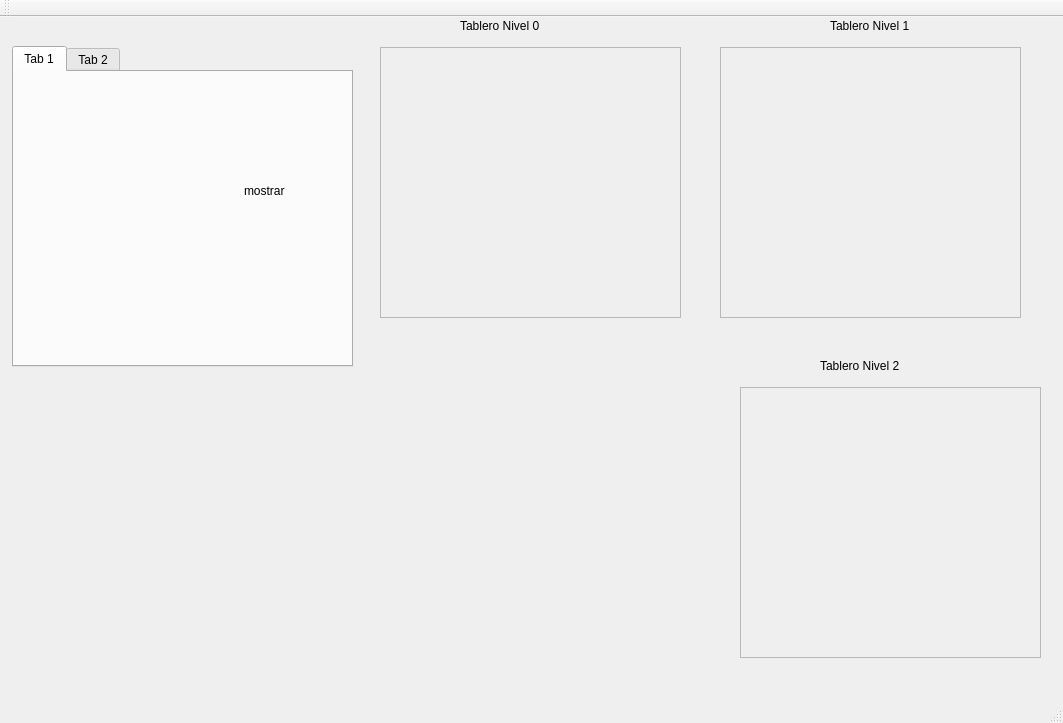
Above: mainwindow.ui from EduardoGarcia360/EDDProyecto1 before the change. Below: the same form after it.
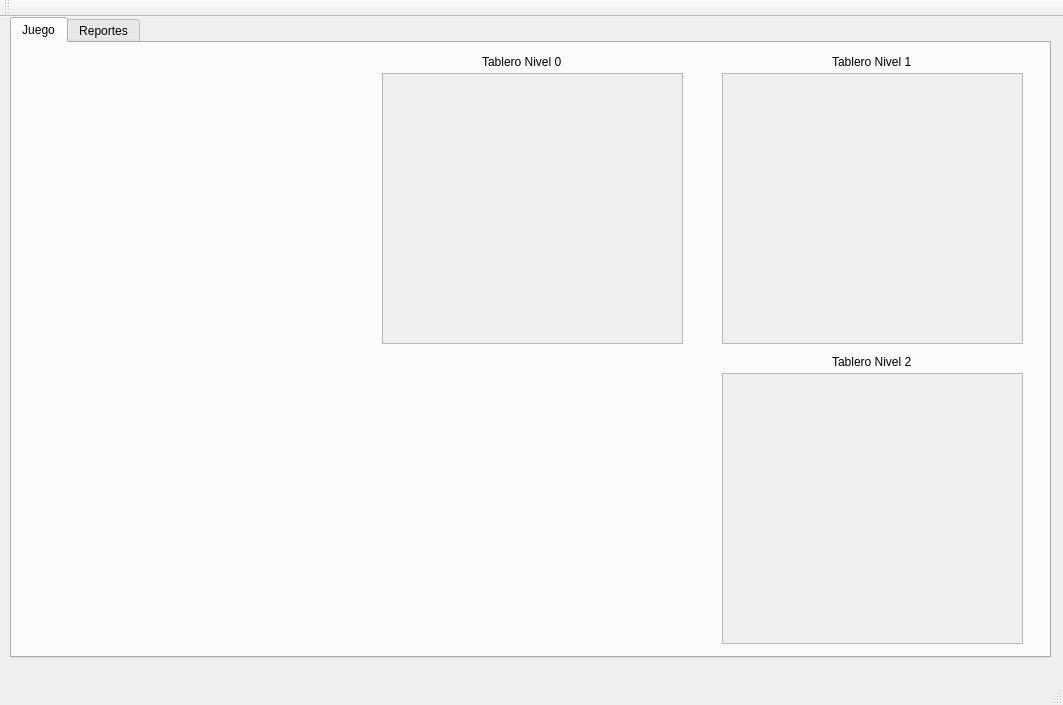
That is the form after the change. The open tabs and pages were chosen to show the change.

```diff
--- a/mainwindow.ui
+++ b/mainwindow.ui
@@ -7,56 +7,33 @@
     <x>0</x>
     <y>0</y>
     <width>1063</width>
-    <height>723</height>
+    <height>705</height>
    </rect>
   </property>
   <property name="windowTitle">
    <string>MainWindow</string>
   </property>
   <widget class="QWidget" name="centralWidget">
-   <widget class="QLabel" name="label">
+   <widget class="QTabWidget" name="cosa">
     <property name="geometry">
      <rect>
-      <x>460</x>
+      <x>10</x>
       <y>0</y>
-      <width>141</width>
-      <height>17</height>
+      <width>1041</width>
+      <height>641</height>
      </rect>
     </property>
-    <property name="text">
-     <string>Tablero Nivel 0</string>
+    <property name="currentIndex">
+     <number>0</number>
     </property>
-   </widget>
-   <widget class="QLabel" name="label_2">
-    <property name="geometry">
-     <rect>
-      <x>830</x>
-      <y>0</y>
-      <width>141</width>
-      <height>17</height>
-     </rect>
-    </property>
-    <property name="text">
-     <string>Tablero Nivel 1</string>
-    </property>
-   </widget>
-   <widget class="QLabel" name="label_3">
-    <property name="geometry">
-     <rect>
-      <x>820</x>
-      <y>340</y>
-      <width>141</width>
-      <height>17</height>
-     </rect>
-    </property>
-    <property name="text">
-     <string>Tablero Nivel 2</string>
-    </property>
-   </widget>
+    <widget class="QWidget" name="tab">
+     <attribute name="title">
+      <string>Juego</string>
+     </attribute>
    <widget class="QScrollArea" name="tablero0">
     <property name="geometry">
      <rect>
-      <x>380</x>
+        <x>370</x>
       <y>30</y>
       <width>301</width>
       <height>271</height>
@@ -76,10 +53,23 @@
      </property>
     </widget>
    </widget>
+     <widget class="QLabel" name="label">
+      <property name="geometry">
+       <rect>
+        <x>470</x>
+        <y>10</y>
+        <width>141</width>
+        <height>17</height>
+       </rect>
+      </property>
+      <property name="text">
+       <string>Tablero Nivel 0</string>
+      </property>
+     </widget>
    <widget class="QScrollArea" name="tablero1">
     <property name="geometry">
      <rect>
-      <x>720</x>
+        <x>710</x>
       <y>30</y>
       <width>301</width>
       <height>271</height>
@@ -99,11 +89,24 @@
      </property>
     </widget>
    </widget>
+     <widget class="QLabel" name="label_2">
+      <property name="geometry">
+       <rect>
+        <x>820</x>
+        <y>10</y>
+        <width>141</width>
+        <height>17</height>
+       </rect>
+      </property>
+      <property name="text">
+       <string>Tablero Nivel 1</string>
+      </property>
+     </widget>
    <widget class="QScrollArea" name="tablero2">
     <property name="geometry">
      <rect>
-      <x>740</x>
-      <y>370</y>
+        <x>710</x>
+        <y>330</y>
       <width>301</width>
       <height>271</height>
      </rect>
@@ -122,39 +125,23 @@
      </property>
     </widget>
    </widget>
-   <widget class="QTabWidget" name="cosa">
+     <widget class="QLabel" name="label_3">
     <property name="geometry">
      <rect>
-      <x>12</x>
-      <y>29</y>
-      <width>341</width>
-      <height>321</height>
-     </rect>
-    </property>
-    <property name="currentIndex">
-     <number>1</number>
-    </property>
-    <widget class="QWidget" name="tab">
-     <attribute name="title">
-      <string>Tab 1</string>
-     </attribute>
-     <widget class="QLabel" name="label_4">
-      <property name="geometry">
-       <rect>
-        <x>230</x>
-        <y>110</y>
-        <width>67</width>
+        <x>820</x>
+        <y>310</y>
+        <width>141</width>
         <height>17</height>
        </rect>
       </property>
       <property name="text">
-       <string>mostrar</string>
+       <string>Tablero Nivel 2</string>
       </property>
      </widget>
     </widget>
     <widget class="QWidget" name="tab_2">
      <attribute name="title">
-      <string>Tab 2</string>
+      <string>Reportes</string>
      </attribute>
      <widget class="QLabel" name="label_5">
       <property name="geometry">
```
Lines whose indentation alone changed are shown as unchanged.
